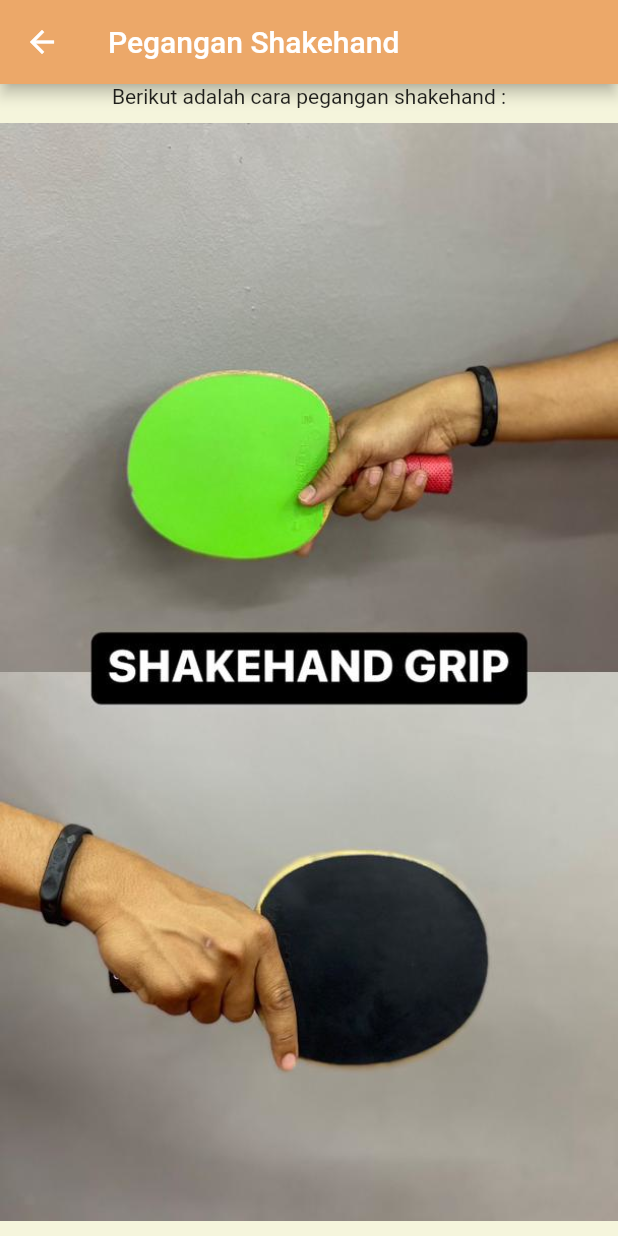
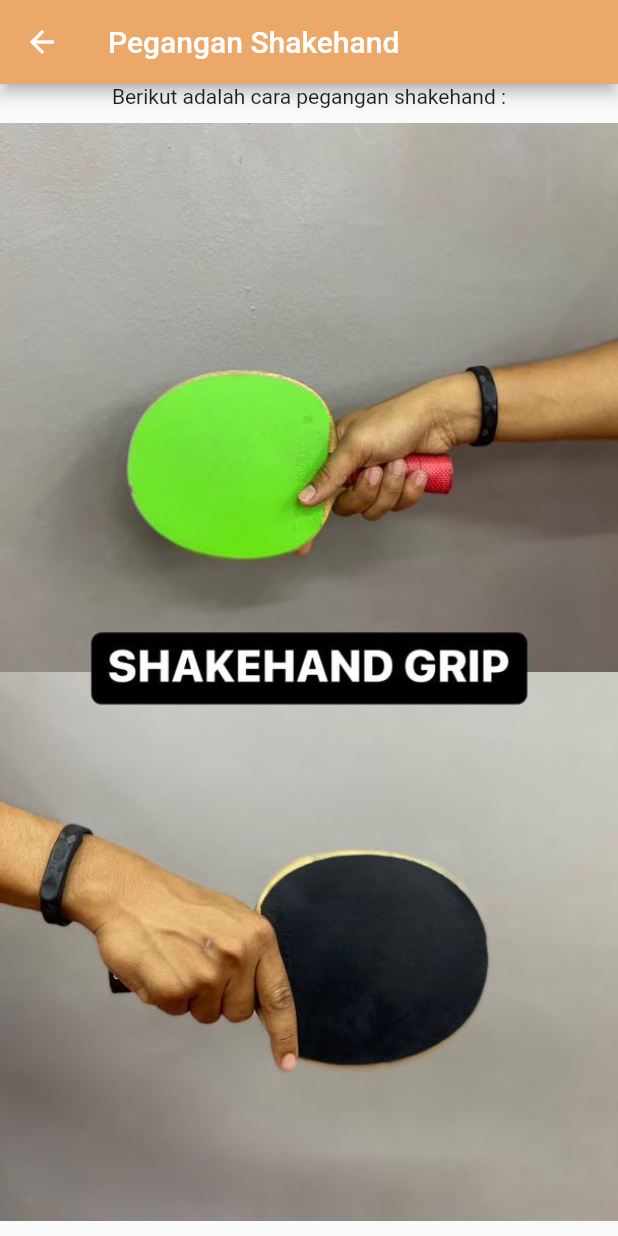
Before and after one commit to pamotinggi/pingpongapp, a Flutter app: the Shakehand screen opened directly, on a phone screen of 412 x 824 dp. Run offline on Flutter 3.47's test engine with Material 2 defaults, Android fonts, the phone set to English and light mode, and no system bars; our stand-ins replace eva_icons_flutter, video_player; missing offline and left inert: syncfusion_flutter_pdfviewer; network calls fail.

Commit message:
Ping Pog Applcation

```diff
--- a/lib/shakehand.dart
+++ b/lib/shakehand.dart
@@ -15,14 +15,7 @@ class _ShakehandState extends State<Shakehand> {
         backgroundColor: Color(0xffECA869),
         title: Text("Pegangan Shakehand"),
       ),
-      body: Stack(
-        children: <Widget>[
-          Expanded(
-            child: Container(
-              color: Color(0xffF5F5DC),
-            ),
-          ),
-          Center(
+      body: Center(
         child: Column(
           children: <Widget>[
             Text("Berikut adalah cara pegangan shakehand :"),
@@ -37,8 +30,6 @@ class _ShakehandState extends State<Shakehand> {
           ],
         ),
       ),
-        ],
-      ),
     );
   }
 }
```
Also changed, not shown: lib/screen/history.dart (+4 -13 lines), lib/screen/longserve.dart (+1 -10 lines), lib/screen/warmup.dart (+1 -10 lines). Lines whose indentation alone changed are shown as unchanged.
